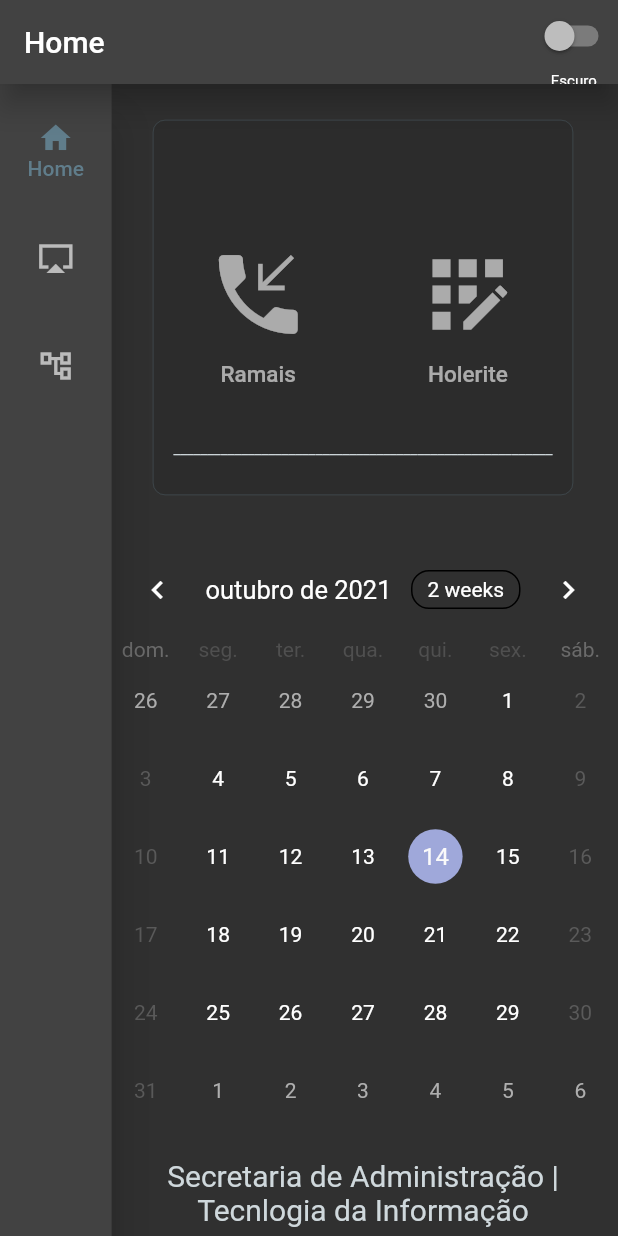
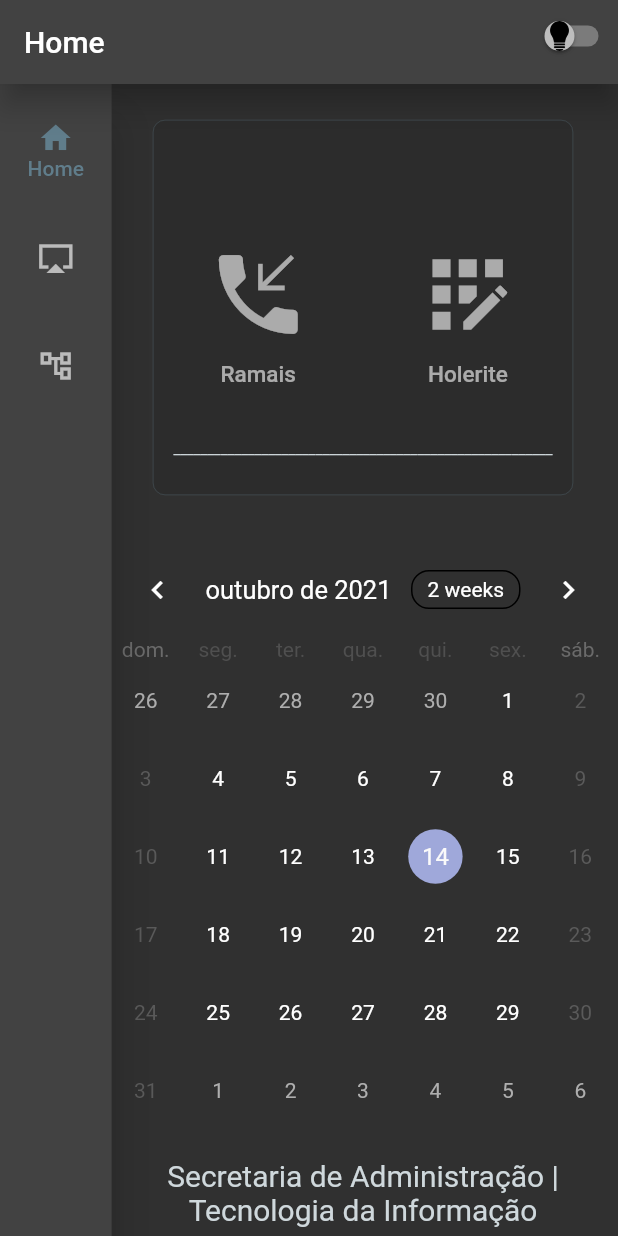
Before and after one commit to insghtsolucoes/portal_serv, a Flutter app: the screen it shows after launch, scrolled down 576 dp, on a phone screen of 412 x 824 dp. Run offline on Flutter 3.47's test engine with Material 2 defaults, Android fonts, the phone set to English and light mode, and no system bars; drawn by our look-alikes of table_calendar; our stand-ins replace getwidget; missing offline and left inert: graphite; Roboto replaces fonts that are missing (Georgia).

Commit message:
new_version_1310

```diff
--- a/lib/main.dart
+++ b/lib/main.dart
@@ -1,5 +1,4 @@
 import 'package:flutter/material.dart';
-import 'package:portal_serv/paginas/calendario.dart';
 import 'package:portal_serv/paginas/home.dart';
 import 'package:portal_serv/paginas/TreeView.dart';
 import 'package:portal_serv/paginas/sistemas.dart';
@@ -76,29 +75,34 @@ class _DarkLightThemeState extends State<DarkLightTheme> {
         backgroundColor: Colors.blueGrey[900],
         appBar: GFAppBar(
           //centerTitle: true,
+
           title: Text(
             pageTitle[indexPage],
             textAlign: TextAlign.start,
           ),
           elevation: 8,
           actions: [
+            Row(
+              children: [
                 Column(
                   children: [
                     Switch(
                       value: _light,
-                  activeThumbImage: AssetImage(''),
-                  inactiveThumbImage: AssetImage(''),
+                      activeThumbImage: AssetImage('assets/images/light.png'),
+                      inactiveThumbImage: AssetImage('assets/images/black.png'),
                       onChanged: (state) {
                         setState(() {
                           _light = state;
                         });
                       },
                     ),
-                Text(
+                    /*  Text(
                       _light ? 'Claro' : 'Escuro',
                       textAlign: TextAlign.end,
-                  style: TextStyle(fontSize: 10.0),
-                )
+                      style: TextStyle(fontSize: 8.0),
+                    ), */
+                  ],
+                ),
               ],
             ),
           ],
@@ -109,7 +113,11 @@ class _DarkLightThemeState extends State<DarkLightTheme> {
               padding: const EdgeInsets.only(left: 72),
               child: IndexedStack(
                 index: indexPage,
-                children: [home(), sistemas(), TreeView(), CalendarApp()],
+                children: [
+                  home(),
+                  sistemas(),
+                  TreeView(),
+                ],
               ),
             ),
             Row(children: [
--- a/lib/paginas/TreeView.dart
+++ b/lib/paginas/TreeView.dart
@@ -4,7 +4,8 @@ import 'package:graphite/core/typings.dart';
 
 import 'package:graphite/graphite.dart';
 
-const presetBasic = '[{"id":"A","next":["B"]},{"id":"B","next":["C","D","E"]},'
+const presetBasic =
+    '[{"id":"Sec de Administração","next":["B"]},{"id":"B","next":["C","D","E"]},'
     '{"id":"C","next":["F"]},{"id":"D","next":["J"]},{"id":"E","next":["J"]},'
     '{"id":"J","next":["I"]},{"id":"I","next":["H"]},{"id":"F","next":["K"]},'
     '{"id":"K","next":["L"]},{"id":"H","next":["L"]},{"id":"L","next":["P"]},'
--- a/lib/paginas/calendario.dart
+++ /dev/null
@@ -1,74 +0,0 @@
-// Copyright 2019 Aleksander Woźniak
-// SPDX-License-Identifier: Apache-2.0
-
-import 'package:flutter/material.dart';
-import 'package:table_calendar/table_calendar.dart';
-import 'package:flutter_localizations/flutter_localizations.dart';
-
-import '../utils.dart';
-
-class CalendarApp extends StatefulWidget {
-  @override
-  _CalendarAppState createState() => _CalendarAppState();
-}
-
-class _CalendarAppState extends State<CalendarApp> {
-  CalendarFormat _calendarFormat = CalendarFormat.month;
-  DateTime _focusedDay = DateTime.now();
-  DateTime? _selectedDay;
-
-  @override
-  Widget build(BuildContext context) {
-    return Scaffold(
-      body:
-          // MaterialApp(
-          //   debugShowCheckedModeBanner: false,
-          //   localizationsDelegates: [
-          //     GlobalWidgetsLocalizations.delegate,
-          //     GlobalMaterialLocalizations.delegate
-          //   ],
-          //   supportedLocales: [Locale("pt", "BR")],
-          //   home: Scaffold(
-          //     appBar: AppBar(
-          //       title: Text('TableCalendar - Basics'),
-          //     ),
-          //     body:
-          TableCalendar(
-        locale: ("pt_BR"),
-        firstDay: kFirstDay,
-        lastDay: kLastDay,
-        focusedDay: _focusedDay,
-        calendarFormat: _calendarFormat,
-        selectedDayPredicate: (day) {
-          // Use `selectedDayPredicate` to determine which day is currently selected.
-          // If this returns true, then `day` will be marked as selected.
-
-          // Using `isSameDay` is recommended to disregard
-          // the time-part of compared DateTime objects.
-          return isSameDay(_selectedDay, day);
-        },
-        onDaySelected: (selectedDay, focusedDay) {
-          if (!isSameDay(_selectedDay, selectedDay)) {
-            // Call `setState()` when updating the selected day
-            setState(() {
-              _selectedDay = selectedDay;
-              _focusedDay = focusedDay;
-            });
-          }
-        },
-        onFormatChanged: (format) {
-          if (_calendarFormat != format) {
-            // Call `setState()` when updating calendar format
-            setState(() {
-              _calendarFormat = format;
-            });
-          }
-        },
-        onPageChanged: (focusedDay) {
-          // No need to call `setState()` here
-          _focusedDay = focusedDay;
-        },
-      ),
-    );
-  }
-}
--- a/lib/paginas/home_phone.dart
+++ b/lib/paginas/home_phone.dart
@@ -404,7 +404,7 @@ class _homephoneState extends State<homephone> {
                             height: 10.0,
                           ),
                           Text(
-                              "Secretaria de Administração | Tecnlogia da Informação",
+                              "Secretaria de Administração | Tecnologia da Informação",
                               textAlign: TextAlign.center,
                               style: TextStyle(
                                   color: Colors.blueGrey[100], fontSize: 20.0)),
--- a/lib/utils.dart
+++ b/lib/utils.dart
@@ -1,6 +1,3 @@
-// Copyright 2019 Aleksander Woźniak
-// SPDX-License-Identifier: Apache-2.0
-
 import 'dart:collection';
 import 'package:table_calendar/table_calendar.dart';
 
```
Also changed, not shown: lib/main_ant.dart (deleted, +0 -138 lines), lib/sql_lite/sqlite.dart (deleted, +0 -16 lines), pubspec.yaml (+7 -7 lines), assets/images/Screenshot_2.png (deleted), assets/images/The Big Annual Super Sale.png (deleted), assets/images/black.png (added), assets/images/light.png (added), assets/images/lo.png (deleted), assets/images/tst1.png (deleted), assets/images/tst2.png (deleted), pubspec.lock. Lines whose indentation alone changed are shown as unchanged.
